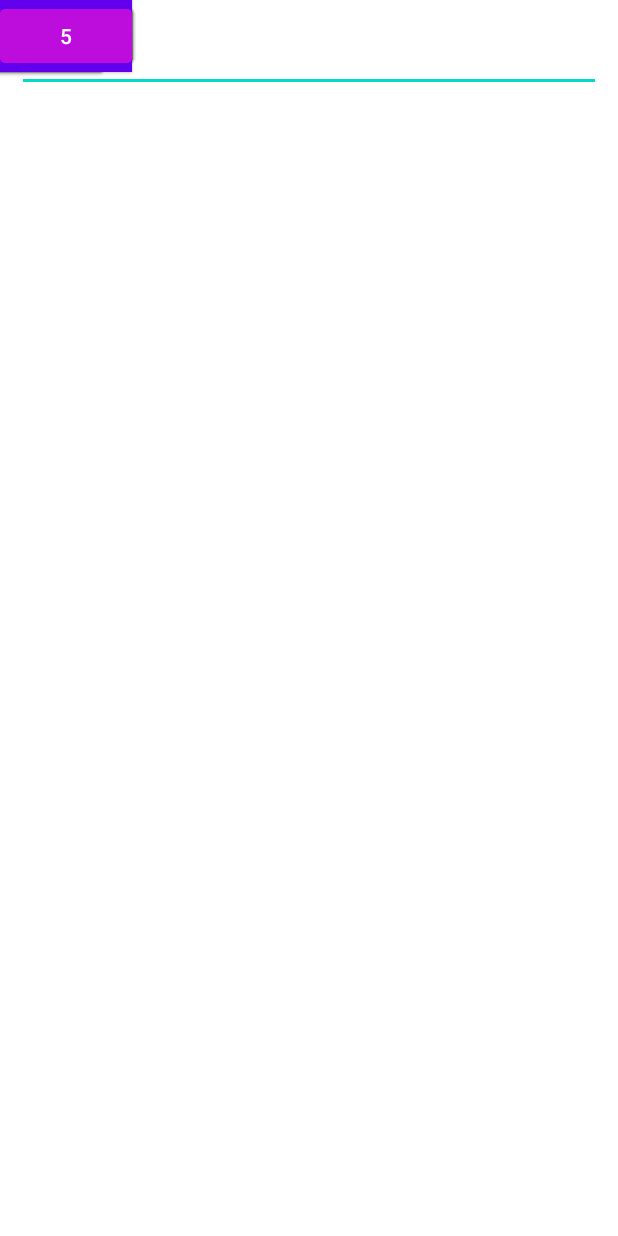
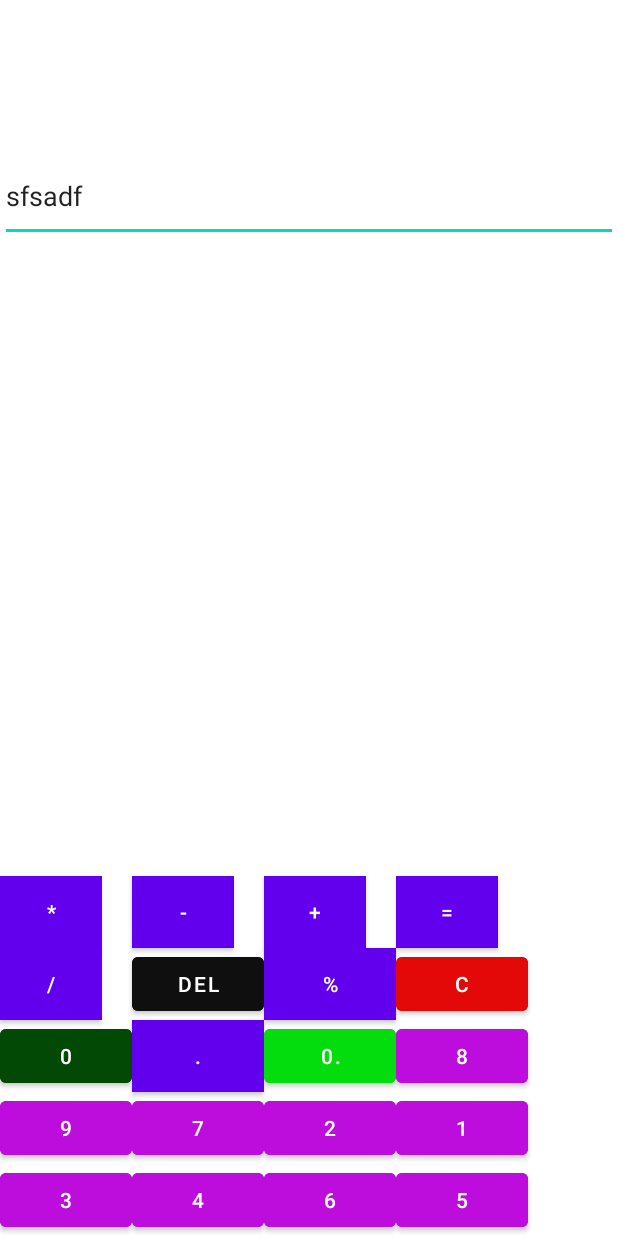
Before and after one commit to ZakharovAlexandrVladimirovich/My_Calculator, an Android app: the layout activity_main.xml on its own in the app's theme, with its tools: preview values and no code run, on a phone screen of 412 x 824 dp. Run offline under Robolectric (Android 15) with nearby library versions, the phone set to English and light mode, and no system bars.

Commit message:
design modified

```diff
--- a/app/src/main/AndroidManifest.xml
+++ b/app/src/main/AndroidManifest.xml
@@ -9,7 +9,14 @@
         android:roundIcon="@mipmap/ic_launcher_round"
         android:supportsRtl="true"
         android:theme="@style/Theme.My_Calculator">
-        <activity android:name=".MainActivity"></activity>
+        <activity android:name=".MainActivity">
+            <intent-filter>
+                <action android:name="android.intent.action.MAIN" />
+
+                <category android:name="android.intent.category.LAUNCHER" />
+            </intent-filter>
+
+        </activity>
     </application>
 
 </manifest>
--- a/app/src/main/res/layout/activity_main.xml
+++ b/app/src/main/res/layout/activity_main.xml
@@ -6,10 +6,27 @@
     android:layout_height="match_parent"
     tools:context=".MainActivity">
 
-    <androidx.constraintlayout.widget.ConstraintLayout
+
+    <EditText
+        android:id="@+id/editTextTextMultiLine"
         android:layout_width="match_parent"
-        android:layout_height="match_parent"
-        tools:context=".MainActivity">
+        android:layout_height="61dp"
+        android:layout_marginTop="100dp"
+        android:autoSizeMaxTextSize="50sp"
+        android:autoSizeMinTextSize="15sp"
+        android:autoSizeTextType="uniform"
+        android:ems="10"
+        android:inputType="textMultiLine"
+        android:maxLines="1"
+        app:layout_constraintStart_toStartOf="parent"
+        app:layout_constraintTop_toTopOf="parent"
+        tools:text="sfsadf" />
+
+    <GridLayout
+        android:layout_width="match_parent"
+        android:layout_height="wrap_content"
+        android:columnCount="4"
+        app:layout_constraintBottom_toBottomOf="parent">
 
         <Button
             android:id="@+id/button24"
@@ -18,10 +35,7 @@
             android:background="#0B0A0A"
             android:backgroundTint="#EFD80A"
             android:text="*"
-            app:strokeColor="#0E0E0E"
-            tools:layout_editor_absoluteX="334dp"
-            tools:layout_editor_absoluteY="462dp"
-            tools:ignore="MissingConstraints" />
+            app:strokeColor="#0E0E0E" />
 
         <Button
             android:id="@+id/button25"
@@ -30,10 +44,7 @@
             android:background="#0B0A0A"
             android:backgroundTint="#EFD80A"
             android:text="-"
-            app:strokeColor="#0E0E0E"
-            tools:layout_editor_absoluteX="334dp"
-            tools:layout_editor_absoluteY="522dp"
-            tools:ignore="MissingConstraints" />
+            app:strokeColor="#0E0E0E" />
 
         <Button
             android:id="@+id/button26"
@@ -42,10 +53,7 @@
             android:background="#0B0A0A"
             android:backgroundTint="#EFD80A"
             android:text="+"
-            app:strokeColor="#0E0E0E"
-            tools:layout_editor_absoluteX="334dp"
-            tools:layout_editor_absoluteY="586dp"
-            tools:ignore="MissingConstraints" />
+            app:strokeColor="#0E0E0E" />
 
         <Button
             android:id="@+id/button27"
@@ -54,10 +62,7 @@
             android:background="#0B0A0A"
             android:backgroundTint="#EFD80A"
             android:text="="
-            app:strokeColor="#0E0E0E"
-            tools:layout_editor_absoluteX="334dp"
-            tools:layout_editor_absoluteY="653dp"
-            tools:ignore="MissingConstraints" />
+            app:strokeColor="#0E0E0E" />
 
         <Button
             android:id="@+id/button23"
@@ -66,20 +71,14 @@
             android:background="#0B0A0A"
             android:backgroundTint="#EFD80A"
             android:text="/"
-            app:strokeColor="#0E0E0E"
-            tools:layout_editor_absoluteX="334dp"
-            tools:layout_editor_absoluteY="400dp"
-            tools:ignore="MissingConstraints" />
+            app:strokeColor="#0E0E0E" />
 
         <Button
             android:id="@+id/button16"
             android:layout_width="wrap_content"
             android:layout_height="wrap_content"
             android:backgroundTint="#100F0F"
-            android:text="del"
-            tools:layout_editor_absoluteX="123dp"
-            tools:layout_editor_absoluteY="400dp"
-            tools:ignore="MissingConstraints" />
+            android:text="del" />
 
         <Button
             android:id="@+id/button18"
@@ -89,10 +88,7 @@
             android:backgroundTint="#EFD80A"
             android:text="%"
             app:rippleColor="#121111"
-            app:strokeColor="#0E0E0E"
-            tools:layout_editor_absoluteX="232dp"
-            tools:layout_editor_absoluteY="400dp"
-            tools:ignore="MissingConstraints" />
+            app:strokeColor="#0E0E0E" />
 
         <Button
             android:id="@+id/button17"
@@ -100,19 +96,14 @@
             android:layout_height="wrap_content"
             android:backgroundTint="#E30909"
             android:text="C"
-            tools:layout_editor_absoluteX="15dp"
-            tools:layout_editor_absoluteY="400dp"
-            tools:ignore="MissingConstraints" />
+            app:layout_constraintTop_toTopOf="@+id/button16" />
 
         <Button
             android:id="@+id/button13"
             android:layout_width="wrap_content"
             android:layout_height="wrap_content"
             android:backgroundTint="#034906"
-            android:text="0"
-            tools:layout_editor_absoluteX="123dp"
-            tools:layout_editor_absoluteY="653dp"
-            tools:ignore="MissingConstraints" />
+            android:text="0" />
 
         <Button
             android:id="@+id/button15"
@@ -121,126 +112,81 @@
             android:background="#0B0A0A"
             android:backgroundTint="#EFD80A"
             android:text="."
-            app:strokeColor="#0E0E0E"
-            tools:layout_editor_absoluteX="232dp"
-            tools:layout_editor_absoluteY="653dp"
-            tools:ignore="MissingConstraints" />
+            app:strokeColor="#0E0E0E" />
 
         <Button
             android:id="@+id/button14"
             android:layout_width="wrap_content"
             android:layout_height="wrap_content"
             android:backgroundTint="#04DD0D"
-            android:text="0."
-            tools:layout_editor_absoluteX="15dp"
-            tools:layout_editor_absoluteY="653dp"
-            tools:ignore="MissingConstraints" />
+            android:text="0." />
 
         <Button
             android:id="@+id/button10"
             android:layout_width="wrap_content"
             android:layout_height="wrap_content"
             android:backgroundTint="#BD0DDC"
-            android:text="8"
-            tools:layout_editor_absoluteX="123dp"
-            tools:layout_editor_absoluteY="462dp"
-            tools:ignore="MissingConstraints" />
+            android:text="8" />
 
         <Button
             android:id="@+id/button12"
             android:layout_width="wrap_content"
             android:layout_height="wrap_content"
             android:backgroundTint="#BD0DDC"
-            android:text="9"
-            tools:layout_editor_absoluteX="232dp"
-            tools:layout_editor_absoluteY="462dp"
-            tools:ignore="MissingConstraints" />
+            android:text="9" />
 
         <Button
             android:id="@+id/button11"
             android:layout_width="wrap_content"
             android:layout_height="wrap_content"
             android:backgroundTint="#BD0DDC"
-            android:text="7"
-            tools:layout_editor_absoluteX="15dp"
-            tools:layout_editor_absoluteY="462dp"
-            tools:ignore="MissingConstraints" />
+            android:text="7" />
 
         <Button
             android:id="@+id/button7"
             android:layout_width="wrap_content"
             android:layout_height="wrap_content"
             android:backgroundTint="#BD0DDC"
-            android:text="2"
-            tools:layout_editor_absoluteX="123dp"
-            tools:layout_editor_absoluteY="586dp"
-            tools:ignore="MissingConstraints" />
+            android:text="2" />
 
         <Button
             android:id="@+id/button8"
             android:layout_width="wrap_content"
             android:layout_height="wrap_content"
             android:backgroundTint="#BD0DDC"
-            android:text="1"
-            tools:layout_editor_absoluteX="15dp"
-            tools:layout_editor_absoluteY="586dp"
-            tools:ignore="MissingConstraints" />
+            android:text="1" />
 
         <Button
             android:id="@+id/button9"
             android:layout_width="wrap_content"
             android:layout_height="wrap_content"
             android:backgroundTint="#BD0DDC"
-            android:text="3"
-            tools:layout_editor_absoluteX="232dp"
-            tools:layout_editor_absoluteY="586dp"
-            tools:ignore="MissingConstraints" />
+            android:text="3" />
 
 
+        <Button
+            android:id="@+id/button4"
+            android:layout_width="wrap_content"
+            android:layout_height="wrap_content"
+            android:backgroundTint="#BD0DDC"
+            android:text="4" />
 
         <Button
             android:id="@+id/button6"
             android:layout_width="wrap_content"
             android:layout_height="wrap_content"
             android:backgroundTint="#BD0DDC"
-            android:text="6"
-            tools:layout_editor_absoluteX="232dp"
-            tools:layout_editor_absoluteY="522dp"
-            tools:ignore="MissingConstraints" />
+            android:text="6" />
 
-        <Button
-            android:id="@+id/button4"
-            android:layout_width="wrap_content"
-            android:layout_height="wrap_content"
-            android:backgroundTint="#BD0DDC"
-            android:text="4"
-            tools:layout_editor_absoluteX="15dp"
-            tools:layout_editor_absoluteY="522dp"
-            tools:ignore="MissingConstraints" />
 
         <Button
             android:id="@+id/button5"
             android:layout_width="wrap_content"
             android:layout_height="wrap_content"
             android:backgroundTint="#BD0DDC"
-            android:text="5"
-            tools:layout_editor_absoluteX="123dp"
-            tools:layout_editor_absoluteY="522dp"
-            tools:ignore="MissingConstraints" />
+            android:text="5" />
+
+    </GridLayout>
 
 
-        <EditText
-            android:id="@+id/editTextTextMultiLine"
-            android:layout_width="389dp"
-            android:layout_height="61dp"
-            android:ems="10"
-            android:gravity="start|top"
-            android:inputType="textMultiLine"
-            app:layout_constraintEnd_toEndOf="parent"
-            app:layout_constraintStart_toStartOf="parent"
-            tools:layout_editor_absoluteY="104dp"
-            tools:ignore="MissingConstraints" />
-
-    </androidx.constraintlayout.widget.ConstraintLayout>
-
 </androidx.constraintlayout.widget.ConstraintLayout>
```
